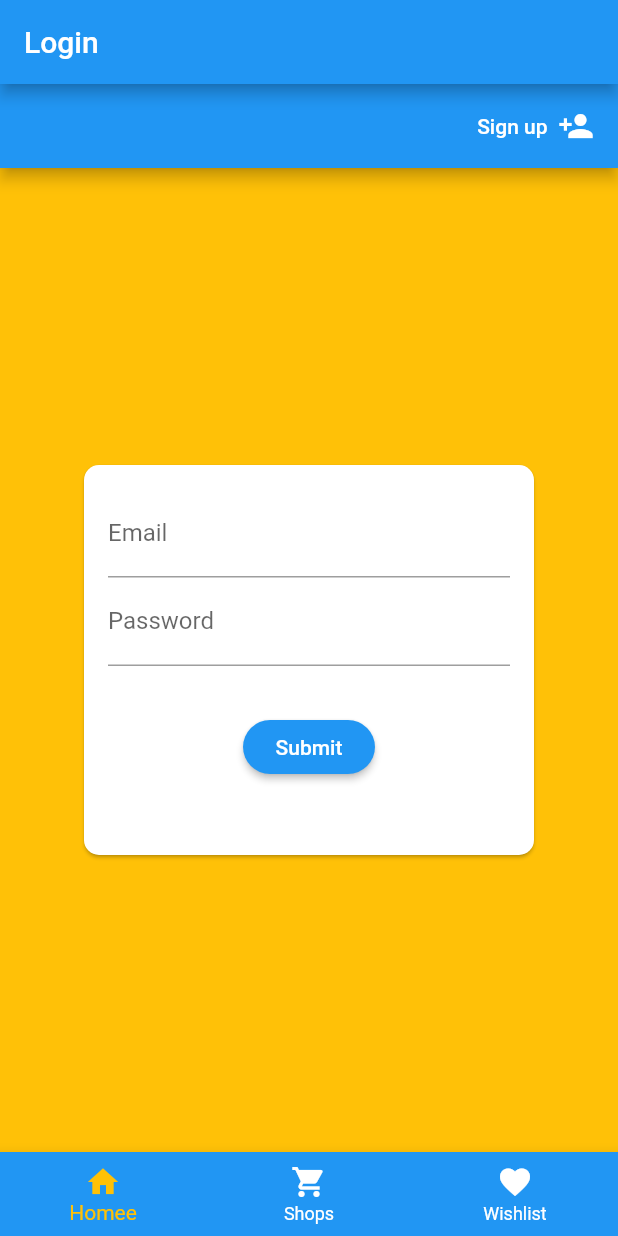
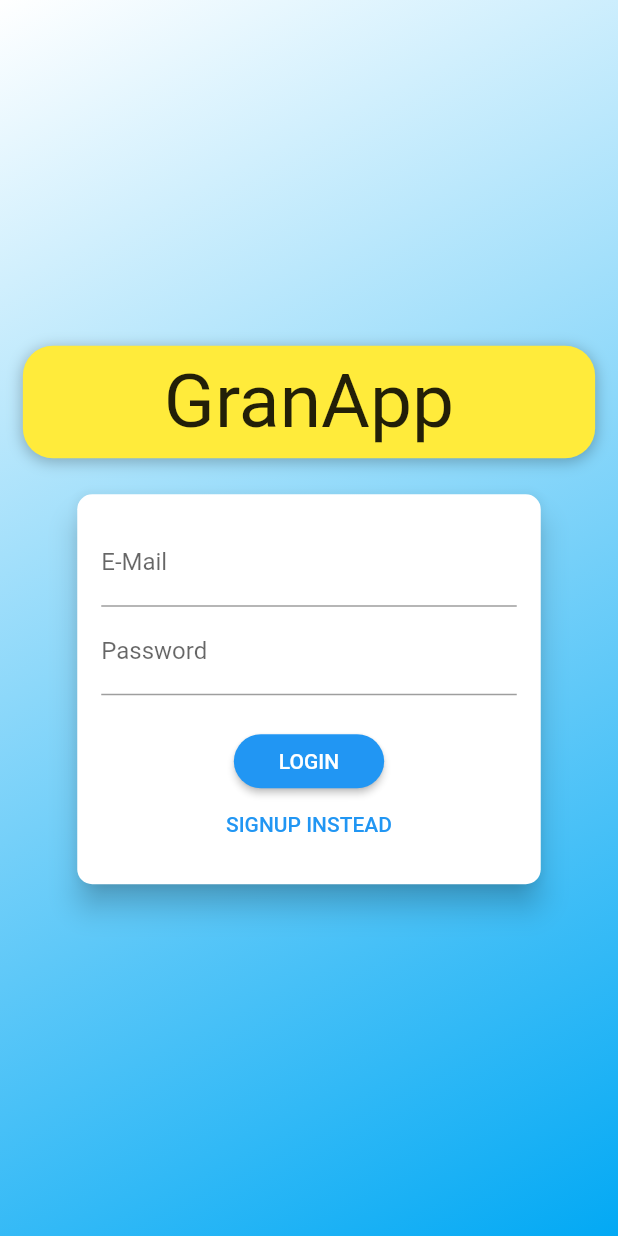
Before and after one commit to nejlaban/granapp, a Flutter app: the screen it shows after launch, on a phone screen of 412 x 824 dp. Run offline on Flutter 3.47's test engine with Material 2 defaults, Android fonts, the phone set to English and light mode, and no system bars; Roboto replaces fonts that are missing (Anton); key blocks and very long unbroken strings in the code were emptied for the run.

Commit message:
Add auth_screen (with login and signup options)

```diff
--- a/lib/main.dart
+++ b/lib/main.dart
@@ -16,6 +16,8 @@
 import 'package:provider/provider.dart';
 
 import 'models/authentication.dart';
+
+import 'screens/auth_screen.dart';
 
 void main() => runApp(MyApp());
 
@@ -61,16 +63,17 @@
           primarySwatch: Colors.blue,
           accentColor: Colors.amber,
         ),
-        // home: ShopsScreen(),
+        home: AuthScreen(),
         // initialRoute: '/',
         routes: {
-          '/': (ctx) => TabsScreen(_wishlistProducts),
+          // '/': (ctx) => TabsScreen(_wishlistProducts),
           ShopProductsScreen.routeName: (ctx) => ShopProductsScreen(),
           ProductDetailsScreen.routeName: (ctx) =>
               ProductDetailsScreen(_toggleWishlist, _isProductOnWishlist),
           SignupScreen.routeName: (ctx) => SignupScreen(),
           LoginScreen.routeName: (ctx) => LoginScreen(),
           HomeScreen.routeName: (ctx) => HomeScreen(),
+          // TabsScreen.routeName: (ctx) => TabsScreen(_wishlistProducts),
         },
       ),
     );
--- /dev/null
+++ b/lib/screens/auth_screen.dart
@@ -0,0 +1,225 @@
+import 'dart:math';
+
+import 'package:flutter/material.dart';
+
+enum AuthMode { Signup, Login }
+
+class AuthScreen extends StatelessWidget {
+  static const routeName = '/auth';
+
+  @override
+  Widget build(BuildContext context) {
+    final deviceSize = MediaQuery.of(context).size;
+    // final transformConfig = Matrix4.rotationZ(-8 * pi / 180);
+    // transformConfig.translate(-10.0);
+    return Scaffold(
+      // resizeToAvoidBottomInset: false,
+      body: Stack(
+        children: <Widget>[
+          Container(
+            decoration: BoxDecoration(
+              gradient: LinearGradient(
+                colors: [
+                  Colors.white,
+                  Colors.lightBlue,
+                ],
+                begin: Alignment.topLeft,
+                end: Alignment.bottomRight,
+                stops: [0, 1],
+              ),
+            ),
+          ),
+          SingleChildScrollView(
+            child: Container(
+              height: deviceSize.height,
+              width: deviceSize.width,
+              child: Column(
+                mainAxisAlignment: MainAxisAlignment.center,
+                crossAxisAlignment: CrossAxisAlignment.center,
+                children: <Widget>[
+                  Flexible(
+                    child: Container(
+                      margin: EdgeInsets.only(bottom: 20.0),
+                      padding:
+                          EdgeInsets.symmetric(vertical: 8.0, horizontal: 94.0),
+
+                      // ..translate(-10.0),
+                      decoration: BoxDecoration(
+                        borderRadius: BorderRadius.circular(20),
+                        color: Colors.yellow,
+                        boxShadow: [
+                          BoxShadow(
+                            blurRadius: 8,
+                            color: Colors.black26,
+                            offset: Offset(0, 2),
+                          )
+                        ],
+                      ),
+                      child: Text(
+                        'GranApp',
+                        style: TextStyle(
+                          color: Theme.of(context).accentTextTheme.title.color,
+                          fontSize: 50,
+                          fontFamily: 'Anton',
+                          fontWeight: FontWeight.normal,
+                        ),
+                      ),
+                    ),
+                  ),
+                  Flexible(
+                    flex: deviceSize.width > 600 ? 2 : 1,
+                    child: AuthCard(),
+                  ),
+                ],
+              ),
+            ),
+          ),
+        ],
+      ),
+    );
+  }
+}
+
+class AuthCard extends StatefulWidget {
+  const AuthCard({
+    Key key,
+  }) : super(key: key);
+
+  @override
+  _AuthCardState createState() => _AuthCardState();
+}
+
+class _AuthCardState extends State<AuthCard> {
+  final GlobalKey<FormState> _formKey = GlobalKey();
+  AuthMode _authMode = AuthMode.Login;
+  Map<String, String> _authData = {
+    'email': '',
+    'password': '',
+  };
+  var _isLoading = false;
+  final _passwordController = TextEditingController();
+
+  void _submit() {
+    if (!_formKey.currentState.validate()) {
+      // Invalid!
+      return;
+    }
+    _formKey.currentState.save();
+    setState(() {
+      _isLoading = true;
+    });
+    if (_authMode == AuthMode.Login) {
+      // Log user in
+    } else {
+      // Sign user up
+    }
+    setState(() {
+      _isLoading = false;
+    });
+  }
+
+  void _switchAuthMode() {
+    if (_authMode == AuthMode.Login) {
+      setState(() {
+        _authMode = AuthMode.Signup;
+      });
+    } else {
+      setState(() {
+        _authMode = AuthMode.Login;
+      });
+    }
+  }
+
+  @override
+  Widget build(BuildContext context) {
+    final deviceSize = MediaQuery.of(context).size;
+    return Card(
+      shape: RoundedRectangleBorder(
+        borderRadius: BorderRadius.circular(10.0),
+      ),
+      elevation: 8.0,
+      child: Container(
+        height: _authMode == AuthMode.Signup ? 320 : 260,
+        constraints:
+            BoxConstraints(minHeight: _authMode == AuthMode.Signup ? 320 : 260),
+        width: deviceSize.width * 0.75,
+        padding: EdgeInsets.all(16.0),
+        child: Form(
+          key: _formKey,
+          child: SingleChildScrollView(
+            child: Column(
+              children: <Widget>[
+                TextFormField(
+                  decoration: InputDecoration(labelText: 'E-Mail'),
+                  keyboardType: TextInputType.emailAddress,
+                  validator: (value) {
+                    if (value.isEmpty || !value.contains('@')) {
+                      return 'Invalid email!';
+                    }
+                    return null;
+                    return null;
+                  },
+                  onSaved: (value) {
+                    _authData['email'] = value;
+                  },
+                ),
+                TextFormField(
+                  decoration: InputDecoration(labelText: 'Password'),
+                  obscureText: true,
+                  controller: _passwordController,
+                  validator: (value) {
+                    if (value.isEmpty || value.length < 5) {
+                      return 'Password is too short!';
+                    }
+                  },
+                  onSaved: (value) {
+                    _authData['password'] = value;
+                  },
+                ),
+                if (_authMode == AuthMode.Signup)
+                  TextFormField(
+                    enabled: _authMode == AuthMode.Signup,
+                    decoration: InputDecoration(labelText: 'Confirm Password'),
+                    obscureText: true,
+                    validator: _authMode == AuthMode.Signup
+                        ? (value) {
+                            if (value != _passwordController.text) {
+                              return 'Passwords do not match!';
+                            }
+                          }
+                        : null,
+                  ),
+                SizedBox(
+                  height: 20,
+                ),
+                if (_isLoading)
+                  CircularProgressIndicator()
+                else
+                  RaisedButton(
+                    child:
+                        Text(_authMode == AuthMode.Login ? 'LOGIN' : 'SIGN UP'),
+                    onPressed: _submit,
+                    shape: RoundedRectangleBorder(
+                      borderRadius: BorderRadius.circular(30),
+                    ),
+                    padding:
+                        EdgeInsets.symmetric(horizontal: 30.0, vertical: 8.0),
+                    color: Theme.of(context).primaryColor,
+                    textColor: Theme.of(context).primaryTextTheme.button.color,
+                  ),
+                FlatButton(
+                  child: Text(
+                      '${_authMode == AuthMode.Login ? 'SIGNUP' : 'LOGIN'} INSTEAD'),
+                  onPressed: _switchAuthMode,
+                  padding: EdgeInsets.symmetric(horizontal: 30.0, vertical: 4),
+                  materialTapTargetSize: MaterialTapTargetSize.shrinkWrap,
+                  textColor: Theme.of(context).primaryColor,
+                ),
+              ],
+            ),
+          ),
+        ),
+      ),
+    );
+  }
+}
--- a/lib/screens/login_screen.dart
+++ b/lib/screens/login_screen.dart
@@ -1,3 +1,5 @@
+import 'package:GranApp/screens/shops_screen.dart';
+import 'package:GranApp/screens/tabs_screen.dart';
 import 'package:flutter/cupertino.dart';
 import 'package:flutter/material.dart';
 import 'package:provider/provider.dart';
@@ -5,6 +7,8 @@
 import 'signup_screen.dart';
 
 import '../models/authentication.dart';
+
+import 'home_screen.dart';
 
 class LoginScreen extends StatefulWidget {
   static const routeName = '/login';
@@ -42,6 +46,7 @@
     try {
       await Provider.of<Authentication>(context, listen: false)
           .logIn(_authData['email'], _authData['password']);
+      // Navigator.of(context).pushReplacementNamed(TabsScreen.routeName);
     } catch (error) {
       var errorMessage = 'Authentication failed. Try again!';
       _showErrorDialog(errorMessage);
--- a/lib/screens/shops_screen.dart
+++ b/lib/screens/shops_screen.dart
@@ -3,6 +3,8 @@
 import '../widgets/shop_item.dart';
 
 class ShopsScreen extends StatelessWidget {
+  static const routeName = '/shops';
+
   @override
   Widget build(BuildContext context) {
     return GridView(
--- a/lib/screens/tabs_screen.dart
+++ b/lib/screens/tabs_screen.dart
@@ -9,6 +9,8 @@
 import '../models/product.dart';
 
 class TabsScreen extends StatefulWidget {
+  //static const routeName = '/tabs';
+
   final List<Product> wishlistProducts;
 
   TabsScreen(this.wishlistProducts);
```
Also changed, not shown: lib/screens/signup_screen.dart (+28 -2 lines), lib/widgets/product_item.dart (+7 -0 lines).
